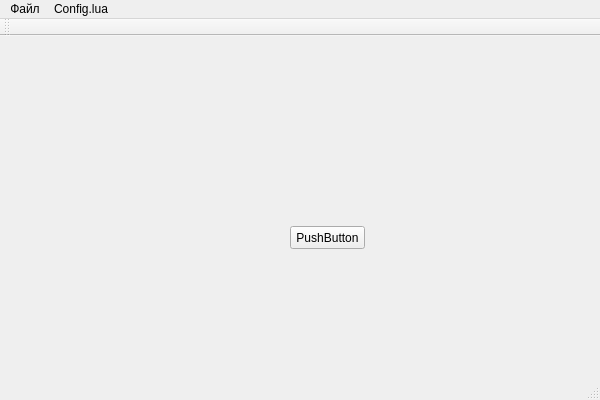
Old version of the form SimpleSwitcher/SimpleSwitcher/SimpleSwitcherQt.ui in the repository Aegel5/SimpleSwitcher.
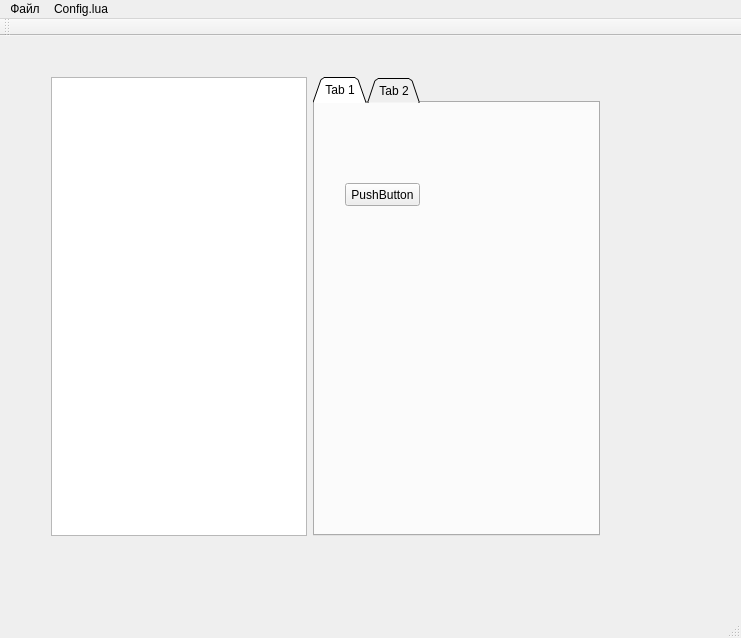
New version of the form.

What changed in the file:
```diff
--- a/SimpleSwitcher/SimpleSwitcher/SimpleSwitcherQt.ui
+++ b/SimpleSwitcher/SimpleSwitcher/SimpleSwitcherQt.ui
@@ -6,26 +6,93 @@
    <rect>
     <x>0</x>
     <y>0</y>
-    <width>600</width>
-    <height>400</height>
+    <width>741</width>
+    <height>638</height>
    </rect>
   </property>
   <property name="windowTitle">
    <string>SimpleSwitcherQt</string>
   </property>
   <widget class="QWidget" name="centralWidget">
-   <widget class="QPushButton" name="pushButton">
+   <widget class="QWidget" name="horizontalLayoutWidget">
     <property name="geometry">
      <rect>
-      <x>290</x>
-      <y>190</y>
-      <width>75</width>
-      <height>23</height>
+      <x>40</x>
+      <y>30</y>
+      <width>571</width>
+      <height>481</height>
      </rect>
     </property>
-    <property name="text">
-     <string>PushButton</string>
-    </property>
+    <layout class="QHBoxLayout" name="horizontalLayout">
+     <item>
+      <widget class="QListView" name="listView">
+       <property name="sizePolicy">
+        <sizepolicy hsizetype="Fixed" vsizetype="Expanding">
+         <horstretch>0</horstretch>
+         <verstretch>0</verstretch>
+        </sizepolicy>
+       </property>
+      </widget>
+     </item>
+     <item>
+      <widget class="QTabWidget" name="tabWidget">
+       <property name="tabPosition">
+        <enum>QTabWidget::North</enum>
+       </property>
+       <property name="tabShape">
+        <enum>QTabWidget::Triangular</enum>
+       </property>
+       <property name="currentIndex">
+        <number>0</number>
+       </property>
+       <property name="documentMode">
+        <bool>false</bool>
+       </property>
+       <property name="tabsClosable">
+        <bool>false</bool>
+       </property>
+       <property name="tabBarAutoHide">
+        <bool>false</bool>
+       </property>
+       <widget class="QWidget" name="tab">
+        <attribute name="title">
+         <string>Tab 1</string>
+        </attribute>
+        <widget class="QPushButton" name="pushButton_4">
+         <property name="geometry">
+          <rect>
+           <x>30</x>
+           <y>80</y>
+           <width>75</width>
+           <height>23</height>
+          </rect>
+         </property>
+         <property name="text">
+          <string>PushButton</string>
+         </property>
+        </widget>
+       </widget>
+       <widget class="QWidget" name="tab_2">
+        <attribute name="title">
+         <string>Tab 2</string>
+        </attribute>
+        <widget class="QPushButton" name="pushButton_5">
+         <property name="geometry">
+          <rect>
+           <x>90</x>
+           <y>70</y>
+           <width>75</width>
+           <height>23</height>
+          </rect>
+         </property>
+         <property name="text">
+          <string>PushButton</string>
+         </property>
+        </widget>
+       </widget>
+      </widget>
+     </item>
+    </layout>
    </widget>
   </widget>
   <widget class="QMenuBar" name="menuBar">
@@ -33,7 +100,7 @@
     <rect>
      <x>0</x>
      <y>0</y>
-     <width>600</width>
+     <width>741</width>
      <height>21</height>
     </rect>
    </property>
```
